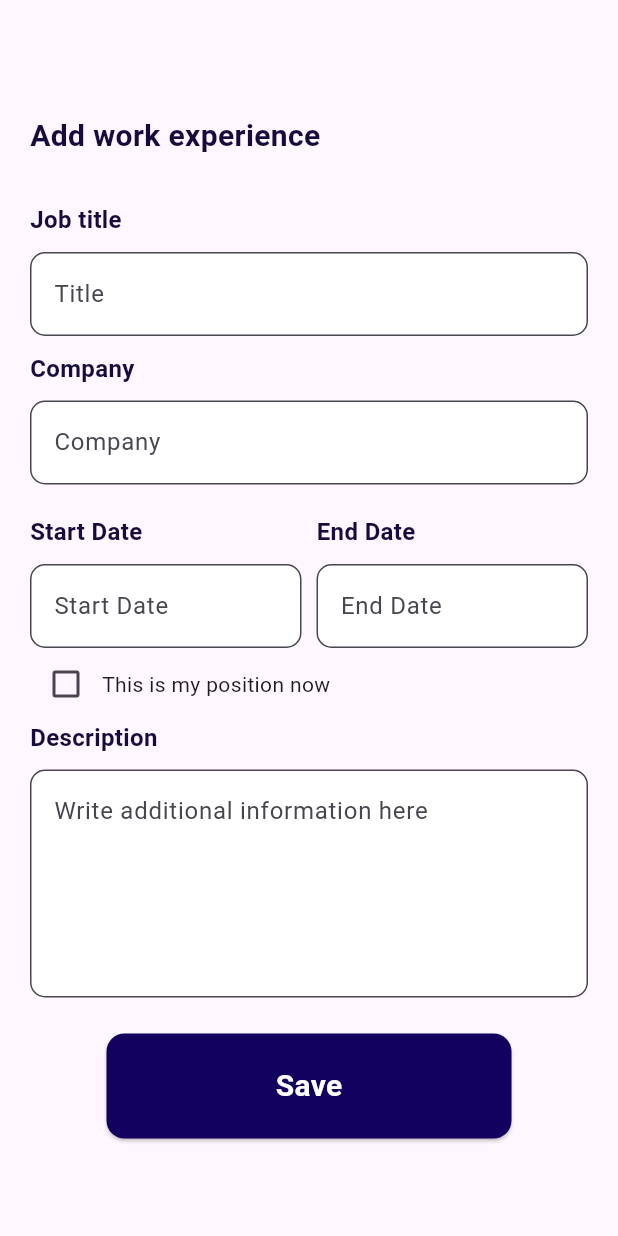
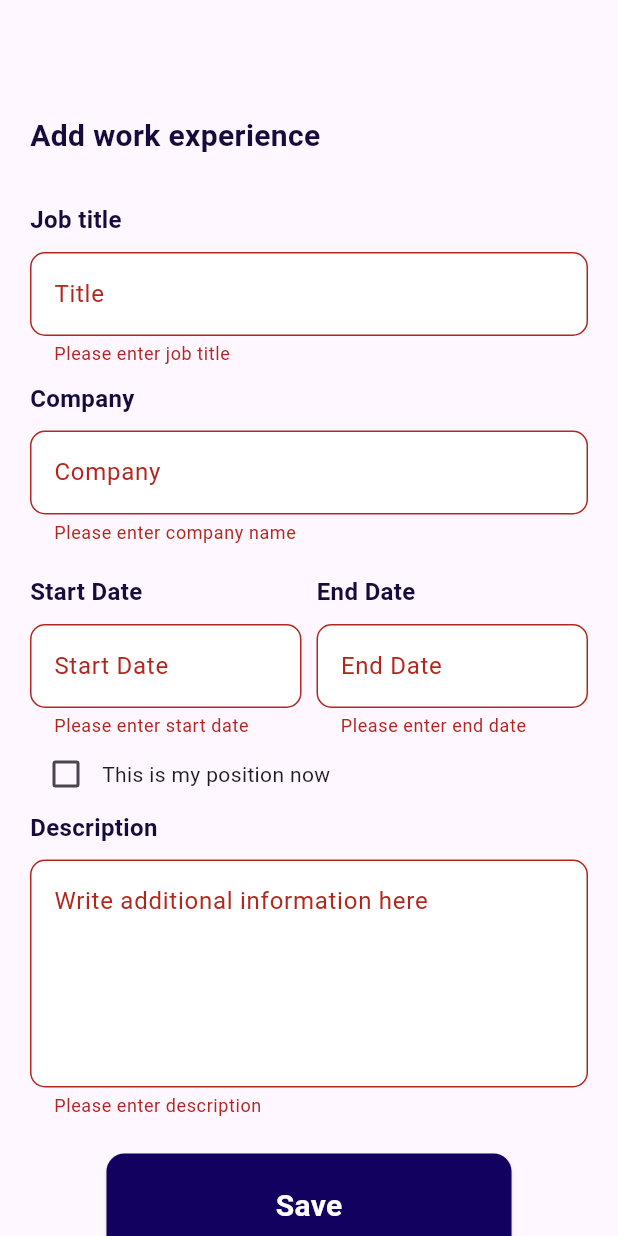
Before and after one commit to muhammaddevuz/aytisoft, a Flutter app: the screen it shows after launch, after a tap on "Save", on a phone screen of 412 x 824 dp. Run offline on Flutter 3.47's test engine with Material 3 defaults, Android fonts, the phone set to English and light mode, and no system bars; drawn by our look-alikes of zoom_tap_animation; our stand-ins replace flutter_screenutil.

Commit message:
done experinece

```diff
--- a/lib/ui/screens/workExp_screen.dart
+++ b/lib/ui/screens/workExp_screen.dart
@@ -11,7 +11,16 @@
 }
 
 class _WorkexpScreenState extends State<WorkexpScreen> {
-  submit() {}
+  final _formKey = GlobalKey<FormState>();
+
+  void submit() {
+    if (_formKey.currentState!.validate()) {
+      // Process the data if the form is valid
+      ScaffoldMessenger.of(context).showSnackBar(
+        SnackBar(content: Text('Processing Data')),
+      );
+    }
+  }
 
   @override
   Widget build(BuildContext context) {
@@ -19,6 +28,8 @@
       appBar: AppBar(),
       body: SingleChildScrollView(
         padding: const EdgeInsets.all(20),
+        child: Form(
+          key: _formKey,
           child: Column(
             crossAxisAlignment: CrossAxisAlignment.start,
             children: [
@@ -134,7 +145,9 @@
                   Checkbox(
                     value: false,
                     onChanged: (value) {
-                    value = false;
+                      setState(() {
+                        // Handle checkbox state
+                      });
                     },
                   ),
                   const Text(
@@ -156,15 +169,13 @@
                 filledColor: Colors.white,
                 validatorfunc: (value) {
                   if (value == null || value.isEmpty) {
-                  return 'Please enter description name';
+                    return 'Please enter description';
                   }
                   return null;
                 },
                 labelText: 'Write additional information here',
               ),
-            const SizedBox(
-              height: 20,
-            ),
+              const SizedBox(height: 20),
               Center(
                 child: ZoomTapAnimation(
                   onTap: submit,
@@ -188,6 +199,7 @@
             ],
           ),
         ),
+      ),
     );
   }
 }
--- a/lib/ui/widgets/m.dart
+++ /dev/null
@@ -1 +0,0 @@
-// adffssfd
```
Lines whose indentation alone changed are shown as unchanged.
